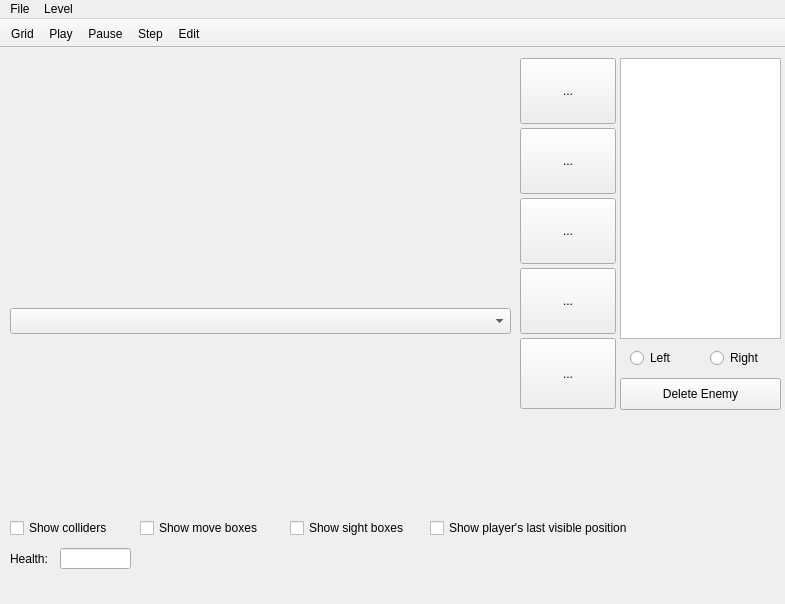
First picture: the form in Emulator/MainWindow.ui, repository ArduboyGameDevelopers/PixelSpaceOdyssey, before the edit.
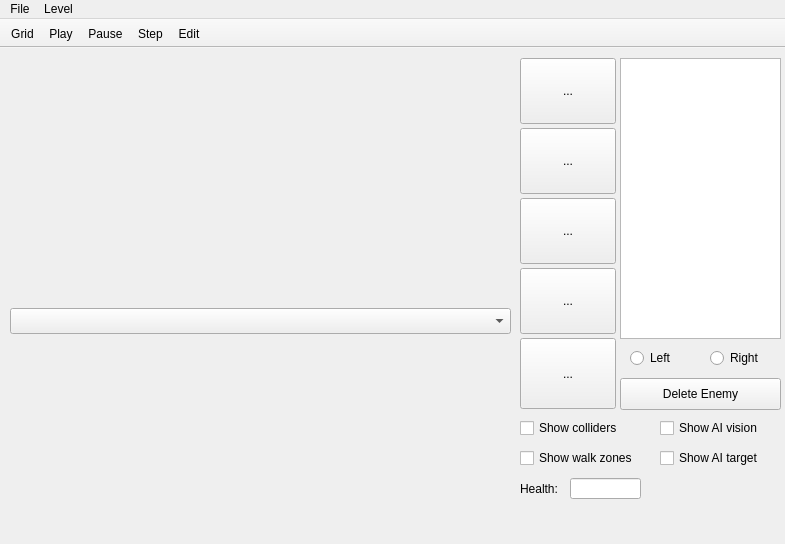
Second picture: the form after the edit. Icons and pictures are not drawn. Custom widgets are drawn as their Qt base class.

Diff of the .ui file:
```diff
--- a/Emulator/MainWindow.ui
+++ b/Emulator/MainWindow.ui
@@ -7,7 +7,7 @@
     <x>0</x>
     <y>0</y>
     <width>785</width>
-    <height>604</height>
+    <height>544</height>
    </rect>
   </property>
   <property name="windowTitle">
@@ -226,8 +226,8 @@
    <widget class="ParamCheckBox" name="showBoundingBoxesCheckBox">
     <property name="geometry">
      <rect>
-      <x>10</x>
-      <y>470</y>
+      <x>520</x>
+      <y>370</y>
       <width>121</width>
       <height>20</height>
      </rect>
@@ -239,47 +239,47 @@
    <widget class="ParamCheckBox" name="showMoveBoxesCheckBox">
     <property name="geometry">
      <rect>
-      <x>140</x>
-      <y>470</y>
-      <width>141</width>
+      <x>520</x>
+      <y>400</y>
+      <width>131</width>
       <height>20</height>
      </rect>
     </property>
     <property name="text">
-     <string>Show move boxes</string>
+     <string>Show walk zones</string>
     </property>
    </widget>
    <widget class="ParamCheckBox" name="showSightBoxesCheckBox">
     <property name="geometry">
      <rect>
-      <x>290</x>
-      <y>470</y>
-      <width>141</width>
+      <x>660</x>
+      <y>370</y>
+      <width>121</width>
       <height>20</height>
      </rect>
     </property>
     <property name="text">
-     <string>Show sight boxes</string>
+     <string>Show AI vision</string>
     </property>
    </widget>
    <widget class="ParamCheckBox" name="showPlayerPosCheckBox">
     <property name="geometry">
      <rect>
-      <x>430</x>
-      <y>470</y>
-      <width>231</width>
+      <x>660</x>
+      <y>400</y>
+      <width>121</width>
       <height>20</height>
      </rect>
     </property>
     <property name="text">
-     <string>Show player's last visible position</string>
+     <string>Show AI target</string>
     </property>
    </widget>
    <widget class="QLineEdit" name="playerHealthEdit">
     <property name="geometry">
      <rect>
-      <x>60</x>
-      <y>500</y>
+      <x>570</x>
+      <y>430</y>
       <width>71</width>
       <height>21</height>
      </rect>
@@ -288,8 +288,8 @@
    <widget class="QLabel" name="label">
     <property name="geometry">
      <rect>
-      <x>10</x>
-      <y>500</y>
+      <x>520</x>
+      <y>430</y>
       <width>51</width>
       <height>21</height>
      </rect>
```
Left out of the diff: 8 changed lines with no effect on the pictures.
